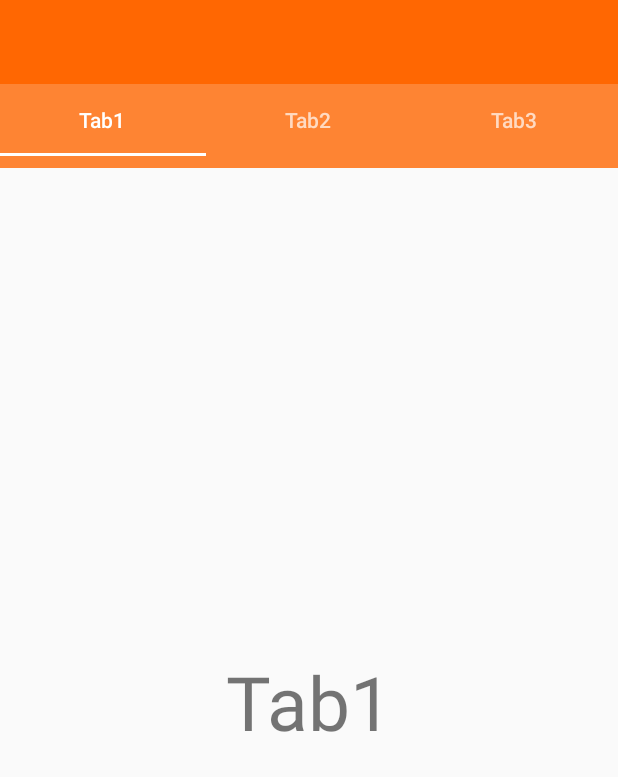
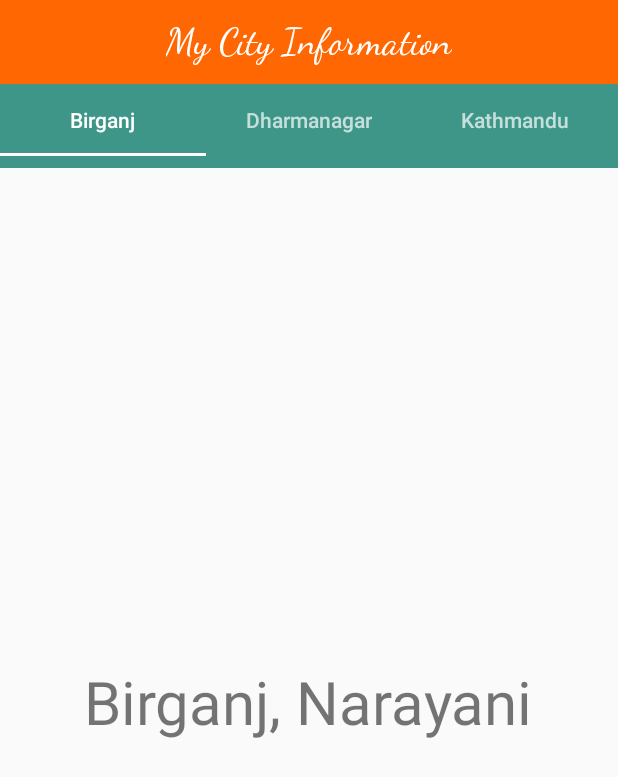
Before and after one commit to tamaldn/major_project, an Android app: the screen it shows after launch once a user with an empty profile is signed in (ContentActivity), on a phone screen of 412 x 824 dp. Shown: the top 777 px of the screen. Run offline under Robolectric (Android 15) with nearby library versions, the phone set to English and light mode, and no system bars; our stand-ins replace Firebase (no records; nobody signed in at launch, a user with empty details on screens opened directly).

Commit message:
styles modified custom text added

```diff
--- a/app/src/main/java/com/example/mycityinfo/ContentActivity.java
+++ b/app/src/main/java/com/example/mycityinfo/ContentActivity.java
@@ -14,9 +14,9 @@ public class ContentActivity extends AppCompatActivity implements Tab1.OnFragmen
         setContentView(R.layout.content);
 
         TabLayout tabLayout = (TabLayout) findViewById(R.id.tablayout);
-        tabLayout.addTab(tabLayout.newTab().setText("Tab1"));
-        tabLayout.addTab(tabLayout.newTab().setText("Tab2"));
-        tabLayout.addTab(tabLayout.newTab().setText("Tab3"));
+        tabLayout.addTab(tabLayout.newTab().setText("Birganj"));
+        tabLayout.addTab(tabLayout.newTab().setText("Dharmanagar"));
+        tabLayout.addTab(tabLayout.newTab().setText("Kathmandu"));
         tabLayout.setTabGravity(TabLayout.GRAVITY_FILL);
 
         final ViewPager viewPager = (ViewPager) findViewById(R.id.viewpager);
--- a/app/src/main/res/layout/content.xml
+++ b/app/src/main/res/layout/content.xml
@@ -15,7 +15,16 @@
         android:background="@color/colorPrimary"
         android:minHeight="?attr/actionBarSize"
         android:theme="@style/ThemeOverlay.AppCompat.Dark.ActionBar"
-        app:popupTheme="@style/ThemeOverlay.AppCompat.Light">
+        app:popupTheme="@style/ThemeOverlay.AppCompat.Light"
+        android:layout_gravity="center">
+        <TextView
+            android:layout_width="wrap_content"
+            android:layout_height="wrap_content"
+            android:text="My City Information"
+            android:textColor="#ffffff"
+            android:textSize="25dp"
+            android:layout_gravity="center"
+            android:fontFamily="cursive"/>
     </android.support.v7.widget.Toolbar>
 
     <android.support.design.widget.TabLayout
@@ -23,7 +32,7 @@
         app:tabTextAppearance="@style/CustomTabText"
         android:layout_height="wrap_content"
         android:id="@+id/tablayout"
-        android:background="#ccff6702"
+        android:background="#dd228877"
         android:minHeight="?attr/actionBarSize"
         android:theme="@style/ThemeOverlay.AppCompat.Dark.ActionBar">
     </android.support.design.widget.TabLayout>
--- a/app/src/main/res/layout/fragment_tab1.xml
+++ b/app/src/main/res/layout/fragment_tab1.xml
@@ -9,9 +9,9 @@
     <TextView
         android:layout_width="wrap_content"
         android:layout_height="wrap_content"
-        android:text="Tab1"
+        android:text="Birganj, Narayani"
         android:layout_centerInParent="true"
-        android:textSize="50dp"
+        android:textSize="40dp"
 
         />
 
--- a/app/src/main/res/layout/fragment_tab2.xml
+++ b/app/src/main/res/layout/fragment_tab2.xml
@@ -9,8 +9,8 @@
     <TextView
         android:layout_width="wrap_content"
         android:layout_height="wrap_content"
-        android:text="Tab2"
+        android:text="Dharmanagar, Tripura"
         android:layout_centerInParent="true"
-        android:textSize="50dp" />
+        android:textSize="35dp" />
 
 </RelativeLayout>
--- a/app/src/main/res/layout/fragment_tab3.xml
+++ b/app/src/main/res/layout/fragment_tab3.xml
@@ -9,8 +9,8 @@
     <TextView
         android:layout_width="wrap_content"
         android:layout_height="wrap_content"
-        android:text="Tab3"
+        android:text="Kathmandu, Nepal"
         android:layout_centerInParent="true"
-        android:textSize="50dp" />
+        android:textSize="40dp" />
 
 </RelativeLayout>
```
